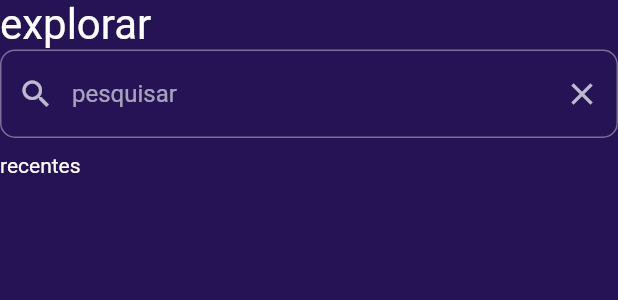
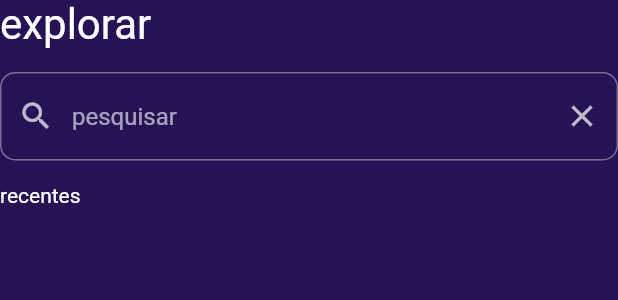
Before and after one commit to arm-software-inc/tuneradio.mobile, a Flutter app: the ExplorerPage widget shown alone on an empty page, opened directly, on a phone screen of 412 x 824 dp. Shown: the top 300 px of the screen. Run offline on Flutter 3.47's test engine with Material 2 defaults, Android fonts, the phone set to English and light mode, and no system bars; our stand-ins replace bloc, equatable, flutter_bloc, hive, hive_flutter, just_audio and 2 more; accounts and stored records are empty; network calls fail.

Commit message:
refactor: style improvements in the explorer page

```diff
--- a/lib/app/pages/explorer/explorer_page.dart
+++ b/lib/app/pages/explorer/explorer_page.dart
@@ -1,7 +1,5 @@
-import 'package:flutter/foundation.dart';
 import 'package:flutter/material.dart';
 import 'package:flutter_bloc/flutter_bloc.dart';
-import 'package:radiao/app/components/category_tile/category_tile_component.dart';
 import 'package:radiao/app/components/loading/loading_component.dart';
 import 'package:radiao/app/components/station_card/station_card_component.dart';
 import 'package:radiao/app/helpers/constants.dart';
@@ -15,10 +13,10 @@ class ExplorerPage extends StatefulWidget {
   const ExplorerPage({Key? key}) : super(key: key);
 
   @override
-  _ExplorerPageState createState() => _ExplorerPageState();
+  ExplorerPageState createState() => ExplorerPageState();
 }
 
-class _ExplorerPageState extends State<ExplorerPage> {
+class ExplorerPageState extends State<ExplorerPage> {
   final _bloc = ExplorerBloc(RadioRepository(), HistoryRepository());
   final _textController = TextEditingController();
 
@@ -33,6 +31,7 @@ class _ExplorerPageState extends State<ExplorerPage> {
       crossAxisAlignment: CrossAxisAlignment.start,
       children: [
         const Text(Constants.explorer, style: TextStyle(fontSize: 28),),
+        const SizedBox(height: 15),
         TextFormField(
           onFieldSubmitted: (text) => _bloc.search(text),
           controller: _textController,
@@ -49,7 +48,7 @@ class _ExplorerPageState extends State<ExplorerPage> {
           ),
         ),
         const SizedBox(
-          height: 10,
+          height: 15,
         ),
         BlocBuilder<ExplorerBloc, ExplorerState>(
           bloc: _bloc,
```
Also changed, not shown: lib/app/components/player/player_component.dart (+19 -46 lines).
